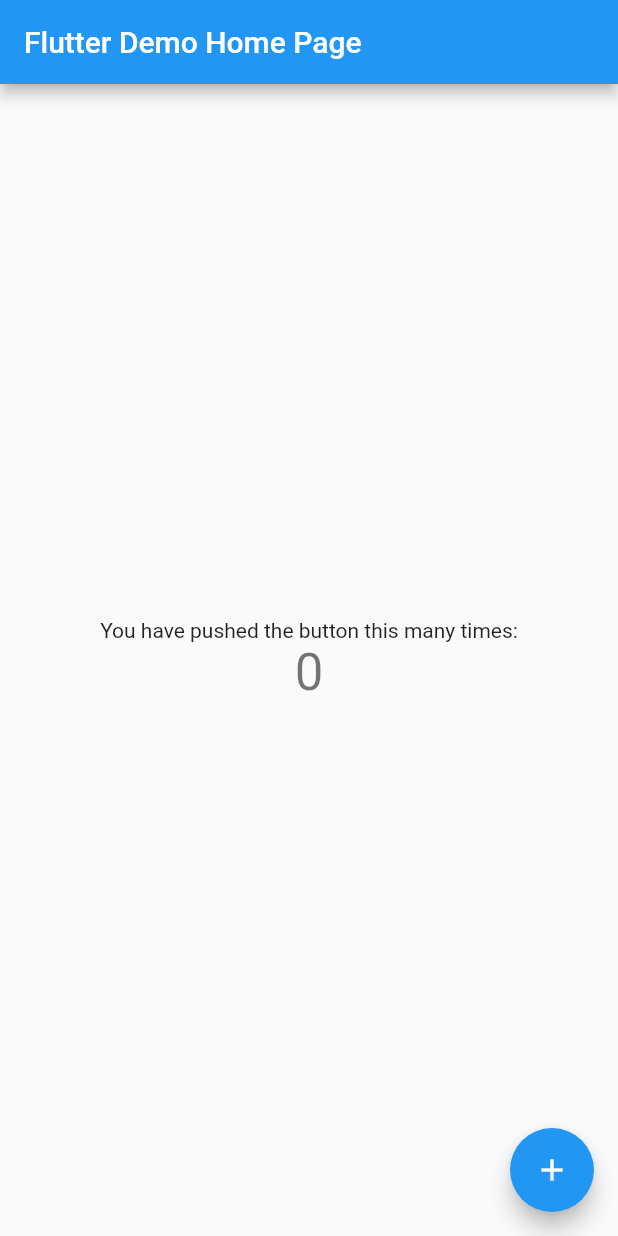
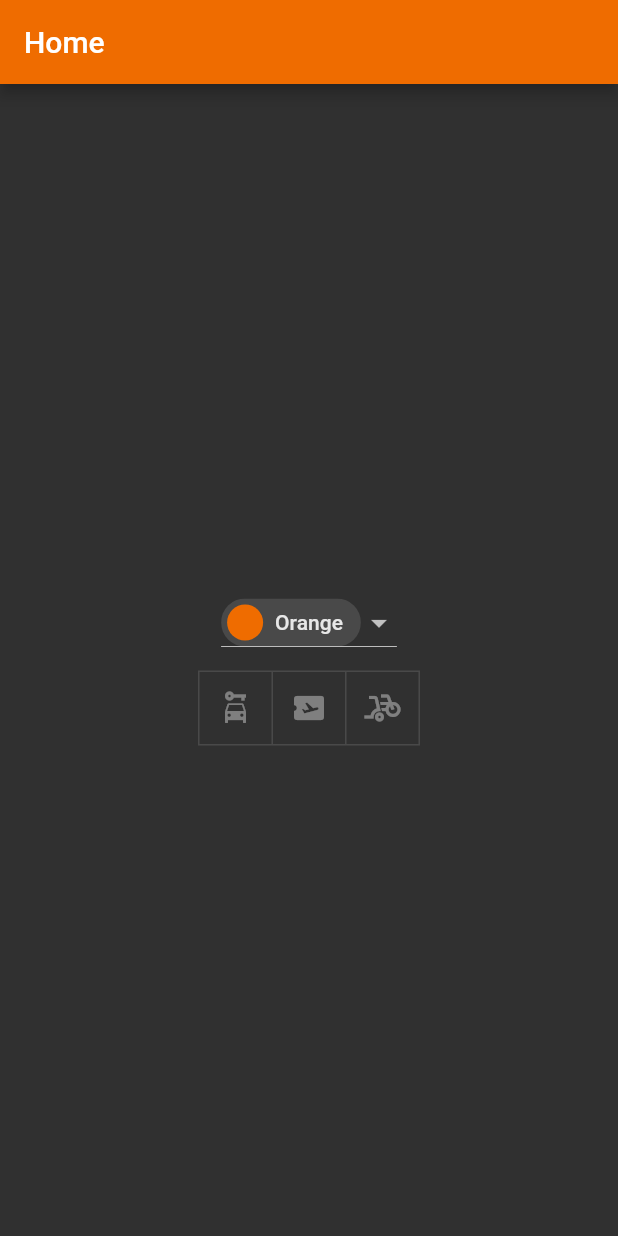
Before and after one commit to davidrgb/MAP-Creative-1, a Flutter app: the screen it shows after launch, on a phone screen of 412 x 824 dp. Run offline on Flutter 3.47's test engine with Material 2 defaults, Android fonts, the phone set to English and light mode, and no system bars.

Commit message:
Color selector and toggle buttons

```diff
--- a/lib/main.dart
+++ b/lib/main.dart
@@ -1,113 +1,24 @@
+import 'package:creative1/viewscreen/home_screen.dart';
 import 'package:flutter/material.dart';
 
 void main() {
-  runApp(MyApp());
+  runApp(Creative1App());
 }
 
-class MyApp extends StatelessWidget {
-  // This widget is the root of your application.
+class Creative1App extends StatelessWidget {
   @override
   Widget build(BuildContext context) {
     return MaterialApp(
-      title: 'Flutter Demo',
+      title: 'Creative 1',
+      debugShowCheckedModeBanner: false,
       theme: ThemeData(
-        // This is the theme of your application.
-        //
-        // Try running your application with "flutter run". You'll see the
-        // application has a blue toolbar. Then, without quitting the app, try
-        // changing the primarySwatch below to Colors.green and then invoke
-        // "hot reload" (press "r" in the console where you ran "flutter run",
-        // or simply save your changes to "hot reload" in a Flutter IDE).
-        // Notice that the counter didn't reset back to zero; the application
-        // is not restarted.
-        primarySwatch: Colors.blue,
+        brightness: Brightness.dark,
+        primaryColor: Colors.orange[800],
       ),
-      home: MyHomePage(title: 'Flutter Demo Home Page'),
+      initialRoute: HomeScreen.routeName,
+      routes: {
+        HomeScreen.routeName: (BuildContext context) => HomeScreen(),
+      }
     );
   }
 }
-
-class MyHomePage extends StatefulWidget {
-  MyHomePage({Key? key, required this.title}) : super(key: key);
-
-  // This widget is the home page of your application. It is stateful, meaning
-  // that it has a State object (defined below) that contains fields that affect
-  // how it looks.
-
-  // This class is the configuration for the state. It holds the values (in this
-  // case the title) provided by the parent (in this case the App widget) and
-  // used by the build method of the State. Fields in a Widget subclass are
-  // always marked "final".
-
-  final String title;
-
-  @override
-  _MyHomePageState createState() => _MyHomePageState();
-}
-
-class _MyHomePageState extends State<MyHomePage> {
-  int _counter = 0;
-
-  void _incrementCounter() {
-    setState(() {
-      // This call to setState tells the Flutter framework that something has
-      // changed in this State, which causes it to rerun the build method below
-      // so that the display can reflect the updated values. If we changed
-      // _counter without calling setState(), then the build method would not be
-      // called again, and so nothing would appear to happen.
-      _counter++;
-    });
-  }
-
-  @override
-  Widget build(BuildContext context) {
-    // This method is rerun every time setState is called, for instance as done
-    // by the _incrementCounter method above.
-    //
-    // The Flutter framework has been optimized to make rerunning build methods
-    // fast, so that you can just rebuild anything that needs updating rather
-    // than having to individually change instances of widgets.
-    return Scaffold(
-      appBar: AppBar(
-        // Here we take the value from the MyHomePage object that was created by
-        // the App.build method, and use it to set our appbar title.
-        title: Text(widget.title),
-      ),
-      body: Center(
-        // Center is a layout widget. It takes a single child and positions it
-        // in the middle of the parent.
-        child: Column(
-          // Column is also a layout widget. It takes a list of children and
-          // arranges them vertically. By default, it sizes itself to fit its
-          // children horizontally, and tries to be as tall as its parent.
-          //
-          // Invoke "debug painting" (press "p" in the console, choose the
-          // "Toggle Debug Paint" action from the Flutter Inspector in Android
-          // Studio, or the "Toggle Debug Paint" command in Visual Studio Code)
-          // to see the wireframe for each widget.
-          //
-          // Column has various properties to control how it sizes itself and
-          // how it positions its children. Here we use mainAxisAlignment to
-          // center the children vertically; the main axis here is the vertical
-          // axis because Columns are vertical (the cross axis would be
-          // horizontal).
-          mainAxisAlignment: MainAxisAlignment.center,
-          children: <Widget>[
-            Text(
-              'You have pushed the button this many times:',
-            ),
-            Text(
-              '$_counter',
-              style: Theme.of(context).textTheme.headline4,
-            ),
-          ],
-        ),
-      ),
-      floatingActionButton: FloatingActionButton(
-        onPressed: _incrementCounter,
-        tooltip: 'Increment',
-        child: Icon(Icons.add),
-      ), // This trailing comma makes auto-formatting nicer for build methods.
-    );
-  }
-}
--- /dev/null
+++ b/lib/viewscreen/home_screen.dart
@@ -0,0 +1,120 @@
+import 'package:flutter/material.dart';
+
+var colors = [
+  Colors.orange[800],
+  Colors.yellow[800],
+  Colors.green[800],
+  Colors.blue[800],
+  Colors.indigo[800],
+  Colors.purple[800],
+  Colors.red[800],
+];
+
+class HomeScreen extends StatelessWidget {
+  static const routeName = '/homeScreen';
+
+  @override
+  Widget build(BuildContext context) {
+    return Scaffold(
+      appBar: AppBar(
+        title: Text('Home'),
+      ),
+      body: Container(
+        width: MediaQuery.of(context).size.width,
+        child: Column(
+          crossAxisAlignment: CrossAxisAlignment.center,
+          mainAxisAlignment: MainAxisAlignment.center,
+          children: [
+            Container(
+              padding: EdgeInsets.all(8.0),
+              child: DropdownButton<int>(
+                value: 0,
+                onChanged: (int? value) {},
+                items: [
+                  DropdownMenuItem(
+                    value: 0,
+                    child: InputChip(
+                      avatar: CircleAvatar(
+                        backgroundColor: colors[0],
+                      ),
+                      label: const Text('Orange'),
+                      onPressed: () {},
+                    ),
+                  ),
+                  DropdownMenuItem(
+                    value: 1,
+                    child: InputChip(
+                      avatar: CircleAvatar(
+                        backgroundColor: colors[1],
+                      ),
+                      label: const Text('Yellow'),
+                      onPressed: () {},
+                    ),
+                  ),
+                  DropdownMenuItem(
+                    value: 2,
+                    child: InputChip(
+                      avatar: CircleAvatar(
+                        backgroundColor: colors[2],
+                      ),
+                      label: const Text('Green'),
+                      onPressed: () {},
+                    ),
+                  ),
+                  DropdownMenuItem(
+                    value: 3,
+                    child: InputChip(
+                      avatar: CircleAvatar(
+                        backgroundColor: colors[3],
+                      ),
+                      label: const Text('Blue'),
+                      onPressed: () {},
+                    ),
+                  ),
+                  DropdownMenuItem(
+                    value: 4,
+                    child: InputChip(
+                      avatar: CircleAvatar(
+                        backgroundColor: colors[4],
+                      ),
+                      label: const Text('Indigo'),
+                      onPressed: () {},
+                    ),
+                  ),
+                  DropdownMenuItem(
+                    value: 5,
+                    child: InputChip(
+                      avatar: CircleAvatar(
+                        backgroundColor: colors[5],
+                      ),
+                      label: const Text('Purple'),
+                      onPressed: () {},
+                    ),
+                  ),
+                  DropdownMenuItem(
+                    value: 6,
+                    child: InputChip(
+                      avatar: CircleAvatar(
+                        backgroundColor: colors[6],
+                      ),
+                      label: const Text('Red'),
+                      onPressed: () {},
+                    ),
+                  ),
+                ],
+              ),
+            ),
+            ToggleButtons(
+              children: [
+                Icon(Icons.car_rental),
+                Icon(Icons.airplane_ticket),
+                Icon(Icons.bike_scooter),
+              ],
+              isSelected: [true, false, true],
+            ),
+          ],
+        ),
+      ),
+    );
+  }
+}
```
